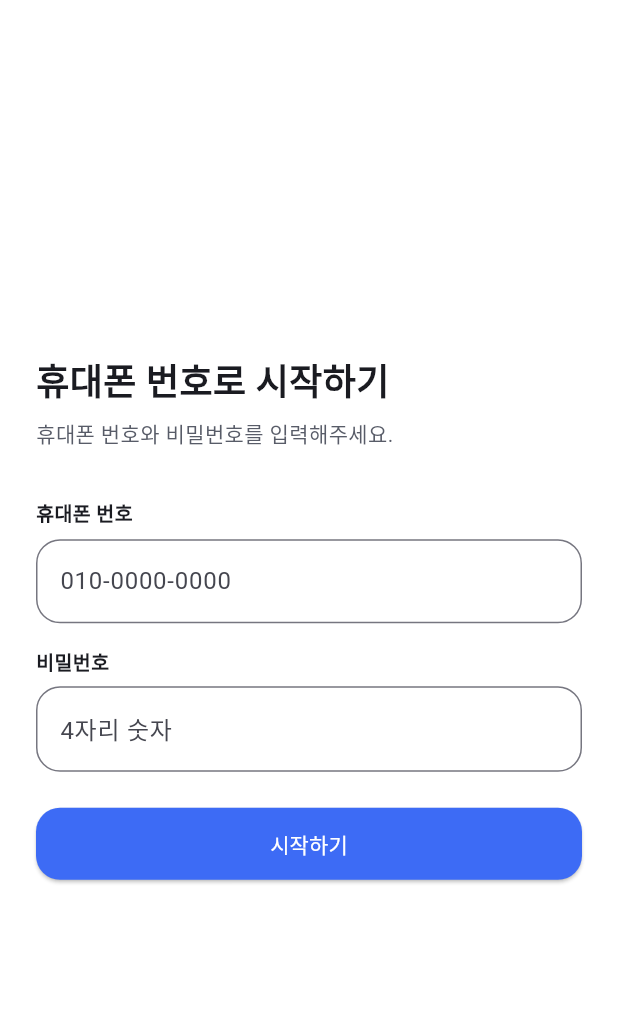
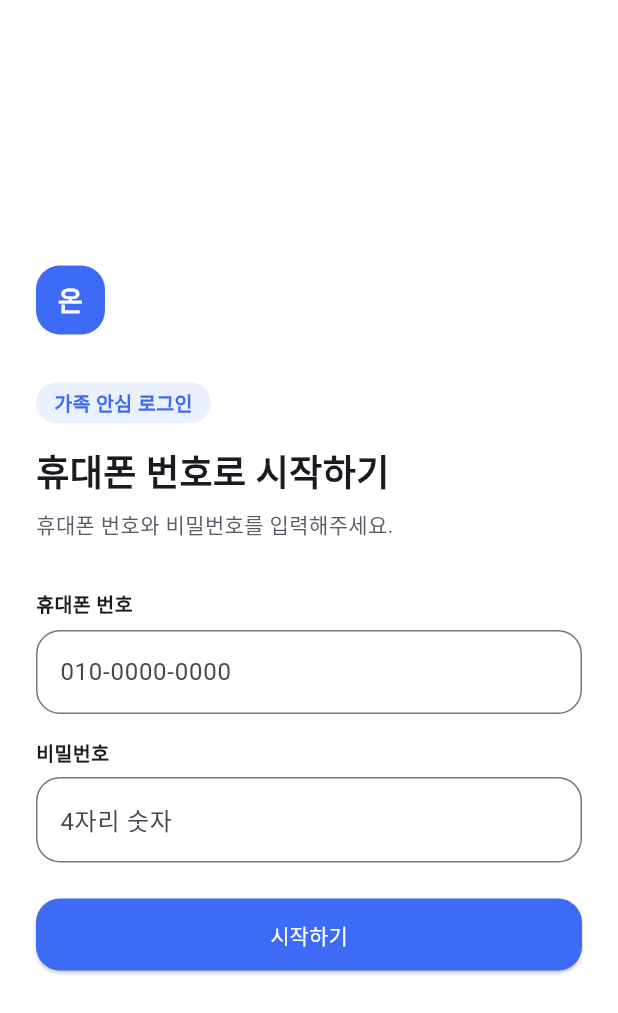
Before and after one commit to chanbear/ondam_app, a Flutter app: the screen it shows after launch, on a phone screen of 412 x 824 dp. Shown: the top 1013 px of the screen. Run offline on Flutter 3.47's test engine with Material 3 defaults, Android fonts, the phone set to English and light mode, and no system bars; our stand-ins replace camera, cross_file, firebase_core, firebase_messaging, fl_chart, flutter_dotenv and 14 more; missing offline and left inert: flutter_sms_inbox, mobile_scanner; accounts and stored records are empty; network calls fail.

Commit message:
feat(guardian): 로그인 화면에 브랜드 마크 추가 + 스크롤 오버플로 대응
콘텐츠가 늘어나 고정 Column이 넘칠 수 있어 LayoutBuilder+
SingleChildScrollView로 감쌈 (senior에서 이미 겪은 문제 예방).

```diff
--- a/apps/guardian/lib/features/auth/presentation/pages/phone_input_page.dart
+++ b/apps/guardian/lib/features/auth/presentation/pages/phone_input_page.dart
@@ -92,11 +92,54 @@ class _PhoneInputPageState extends ConsumerState<PhoneInputPage> {
       body: SafeArea(
         child: Padding(
           padding: const EdgeInsets.all(AppSpacing.lg),
+          // 브랜드 마크/eyebrow를 추가하면서 콘텐츠가 늘어난 만큼, 접근성
+          // 글자 배율이나 작은 화면에서 고정 Column이 넘칠 수 있다 — Senior
+          // 쪽 phone_input_page.dart에서 이미 겪은 문제와 동일한 예방 조치.
+          child: LayoutBuilder(
+            builder: (context, constraints) => SingleChildScrollView(
+              child: ConstrainedBox(
+                constraints: BoxConstraints(minHeight: constraints.maxHeight),
                 child: Column(
                   crossAxisAlignment: CrossAxisAlignment.start,
                   mainAxisAlignment: MainAxisAlignment.center,
                   children: [
-              Text(l10n.phoneStartTitle, style: AppTextStyles.headlineMedium),
+                    Container(
+                      width: 46,
+                      height: 46,
+                      decoration: BoxDecoration(
+                        color: AppColors.primary,
+                        borderRadius: BorderRadius.circular(AppRadius.md),
+                      ),
+                      alignment: Alignment.center,
+                      child: Text(
+                        l10n.appTitle.isEmpty ? '' : l10n.appTitle[0],
+                        style: AppTextStyles.titleMedium.copyWith(
+                          color: AppColors.surface,
+                        ),
+                      ),
+                    ),
+                    const SizedBox(height: AppSpacing.xl),
+                    Container(
+                      padding: const EdgeInsets.symmetric(
+                        horizontal: AppSpacing.smMd,
+                        vertical: AppSpacing.xs,
+                      ),
+                      decoration: BoxDecoration(
+                        color: AppColors.primarySoft,
+                        borderRadius: BorderRadius.circular(AppRadius.full),
+                      ),
+                      child: Text(
+                        l10n.guardianLoginEyebrow,
+                        style: AppTextStyles.labelSmall.copyWith(
+                          color: AppColors.primary,
+                        ),
+                      ),
+                    ),
+                    const SizedBox(height: AppSpacing.md),
+                    Text(
+                      l10n.phoneStartTitle,
+                      style: AppTextStyles.headlineMedium,
+                    ),
                     const SizedBox(height: AppSpacing.sm),
                     Text(
                       l10n.phoneStartSubtitle,
@@ -146,6 +189,9 @@ class _PhoneInputPageState extends ConsumerState<PhoneInputPage> {
                 ),
               ),
             ),
+          ),
+        ),
+      ),
     );
   }
 }
```
Lines whose indentation alone changed are shown as unchanged.
